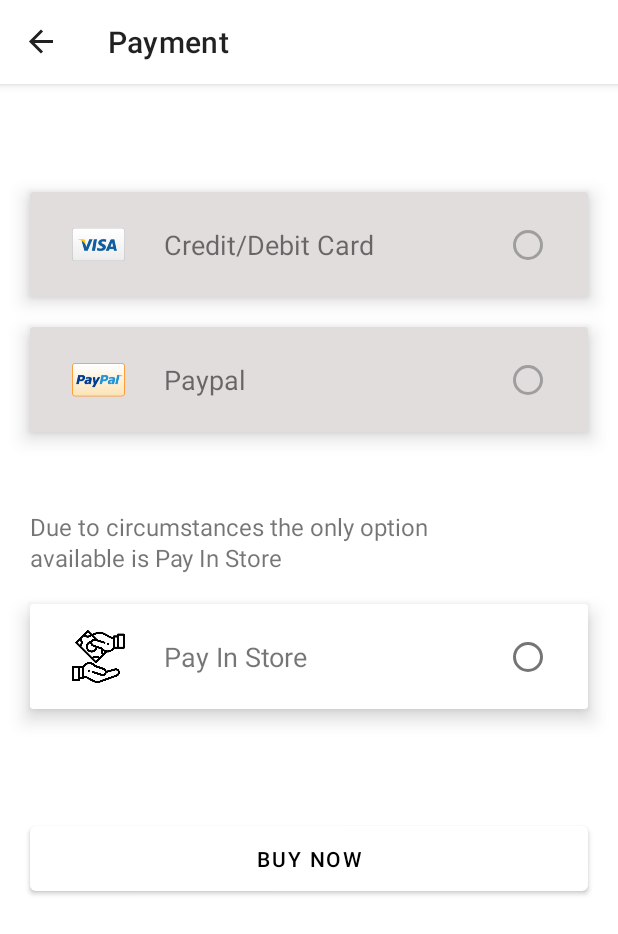
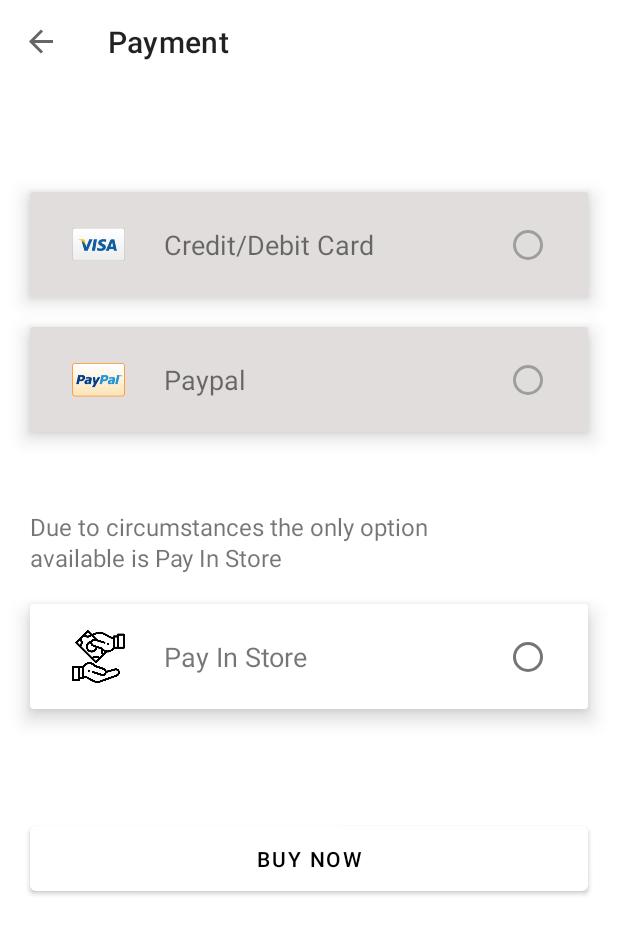
Before and after one commit to ismai117/Letmark-Store, an Android app: the PaymentFragment screen opened through its navigation route, on a phone screen of 412 x 824 dp. Shown: the top 934 px of the screen. Run offline under Robolectric (Android 15) with nearby library versions, the phone set to English and light mode, and no system bars; our stand-ins replace Dagger/Hilt's generated code, Room's generated code, navigation-ui; pictures from the network do not load.

Commit message:
first commit

```diff
--- a/app/build.gradle
+++ b/app/build.gradle
@@ -61,6 +61,7 @@ dependencies {
     implementation 'com.github.bumptech.glide:glide:4.12.0'
     implementation 'androidx.legacy:legacy-support-v4:1.0.0'
     implementation 'androidx.test.espresso:espresso-contrib:3.4.0'
+    implementation 'androidx.lifecycle:lifecycle-service:2.4.0'
     annotationProcessor 'com.github.bumptech.glide:compiler:4.12.0'
 
     // Retrofit / OkHttp
@@ -98,6 +99,8 @@ dependencies {
     testImplementation "org.jetbrains.kotlinx:kotlinx-coroutines-test:1.3.4"
     testImplementation "org.robolectric:robolectric:4.5.1"
 
+    implementation 'androidx.core:core-splashscreen:1.0.0-alpha02'
+
     androidTestImplementation "androidx.test.ext:junit-ktx:1.1.3"
     androidTestImplementation "androidx.test.espresso:espresso-core:3.4.0"
     androidTestImplementation "com.google.truth:truth:1.1.2"
--- a/app/src/main/java/com/im/letmark/ui/MainActivity.kt
+++ b/app/src/main/java/com/im/letmark/ui/MainActivity.kt
@@ -2,33 +2,34 @@ package com.im.letmark.ui
 
 import androidx.appcompat.app.AppCompatActivity
 import android.os.Bundle
+import androidx.activity.OnBackPressedCallback
+import androidx.core.splashscreen.SplashScreen.Companion.installSplashScreen
 import androidx.fragment.app.FragmentManager
 import androidx.navigation.NavController
 import androidx.navigation.Navigation
 import androidx.navigation.fragment.NavHostFragment
+import androidx.navigation.ui.NavigationUI
 import androidx.navigation.ui.setupActionBarWithNavController
 import com.im.letmark.R
 import dagger.hilt.android.AndroidEntryPoint
+import kotlinx.android.synthetic.main.activity_main.*
 
 @AndroidEntryPoint
 class MainActivity : AppCompatActivity() {
 
 
-    private lateinit var navController: NavController
-
     override fun onCreate(savedInstanceState: Bundle?) {
         super.onCreate(savedInstanceState)
         setContentView(R.layout.activity_main)
 
-        val NavHostFragment = supportFragmentManager.findFragmentById(R.id.nav_host_fragment) as NavHostFragment
-        navController = NavHostFragment.navController
-        setupActionBarWithNavController(navController)
+
+        setSupportActionBar(toolbar)
+
+        val navHostFragment = supportFragmentManager.findFragmentById(R.id.nav_host_fragment) as NavHostFragment
+        val navController = navHostFragment.navController
+        NavigationUI.setupWithNavController(toolbar, navController)
 
     }
 
 
-    override fun onSupportNavigateUp(): Boolean {
-        return navController.navigateUp() || super.onSupportNavigateUp()
-    }
-
 }
--- a/app/src/main/java/com/im/letmark/ui/items/ItemsFragment.kt
+++ b/app/src/main/java/com/im/letmark/ui/items/ItemsFragment.kt
@@ -4,6 +4,7 @@ import android.os.Bundle
 import android.util.Log
 import android.view.*
 import android.widget.*
+import androidx.activity.OnBackPressedCallback
 import androidx.appcompat.widget.SearchView
 import androidx.fragment.app.Fragment
 import androidx.core.view.isVisible
@@ -297,6 +298,19 @@ class ItemsFragment : Fragment(), AdapterView.OnItemSelectedListener {
         TODO("Not yet implemented")
     }
 
+    override fun onResume() {
+        super.onResume()
+
+        activity?.onBackPressedDispatcher?.addCallback(this, object : OnBackPressedCallback(true) {
+            override fun handleOnBackPressed() {
+
+                isEnabled = true
+
+            }
+        })
+
+    }
+
     override fun onDestroy() {
         super.onDestroy()
         itemsBinding = null
--- a/app/src/main/java/com/im/letmark/ui/payment/PaymentFragment.kt
+++ b/app/src/main/java/com/im/letmark/ui/payment/PaymentFragment.kt
@@ -21,6 +21,9 @@ import com.im.letmark.R
 import com.im.letmark.databinding.FragmentPaymentBinding
 import com.im.letmark.domain.model.Order
 import com.im.letmark.domain.model.Product
+import com.im.letmark.util.Constants.CHANNEL_ID
+import com.im.letmark.util.Constants.CHANNEL_NAME
+import com.im.letmark.util.Constants.NOTIFICATION_ID
 import dagger.hilt.android.AndroidEntryPoint
 import java.util.*
 
@@ -31,10 +34,6 @@ class PaymentFragment : Fragment() {
     private val binding get() = paymentBinding!!
     private val paymentModel: PaymentViewModel by viewModels()
     private var checked = false
-
-    private val CHANNEL_ID = "201"
-    private val CHANNEL_NAME = "LETMARK_NAME"
-    private val NOTIFICATION_ID = 1
 
     private var firstnameValue: String? = null
     private var lastnameValue: String? = null
@@ -55,11 +54,11 @@ class PaymentFragment : Fragment() {
 
     override fun onCreate(savedInstanceState: Bundle?) {
         super.onCreate(savedInstanceState)
+        createNotificationChannel()
         customerDetails =
             requireActivity().getSharedPreferences("shipping_address", Context.MODE_PRIVATE)
         customerOrders =
             requireActivity().getSharedPreferences("customer_orders", Context.MODE_PRIVATE)
-        setUpNotification()
 
         customerDetails?.let {
 
@@ -144,16 +143,15 @@ class PaymentFragment : Fragment() {
 
     private fun successAction() {
 
-        val notification =
-            NotificationCompat.Builder(requireContext(), CHANNEL_ID).apply {
 
-                setContentTitle("Letmark Order Successfully Placed")
+        val notification = NotificationCompat.Builder(requireContext(), CHANNEL_ID)
+            .setContentTitle("Letmark")
+            .setContentText("Letmark order placed successfully")
+            .setSmallIcon(R.drawable.ic_launcher_background)
+            .setAutoCancel(false)
+            .setPriority(NotificationCompat.PRIORITY_HIGH)
+            .build()
 
-                setSmallIcon(R.drawable.success)
-
-                setAutoCancel(true)
-
-            }.build()
 
         val notificationManager = NotificationManagerCompat.from(requireContext())
 
@@ -162,6 +160,27 @@ class PaymentFragment : Fragment() {
         paymentModel.deleteAll()
 
         findNavController().navigate(R.id.action_paymentFragment_to_paymentSuccess_Fragment)
+
+    }
+
+    private fun createNotificationChannel() {
+
+        if (Build.VERSION.SDK_INT >= Build.VERSION_CODES.O) {
+
+            val channel = NotificationChannel(
+                CHANNEL_ID,
+                CHANNEL_NAME,
+                NotificationManager.IMPORTANCE_DEFAULT
+            ).apply {
+                lightColor = Color.GREEN
+                enableLights(true)
+            }
+
+            val notificationManager = requireActivity().getSystemService(Context.NOTIFICATION_SERVICE) as NotificationManager
+
+            notificationManager.createNotificationChannel(channel)
+
+        }
 
     }
 
@@ -187,31 +206,6 @@ class PaymentFragment : Fragment() {
     }
 
 
-    private fun setUpNotification() {
-
-        if (Build.VERSION.SDK_INT >= Build.VERSION_CODES.O) {
-
-            val channel = NotificationChannel(
-                CHANNEL_ID,
-                CHANNEL_NAME,
-                NotificationManager.IMPORTANCE_DEFAULT
-            ).apply {
-
-                lightColor = Color.GREEN
-                enableLights(true)
-
-            }
-
-            val notificationManager =
-                requireActivity().getSystemService(Context.NOTIFICATION_SERVICE) as NotificationManager
-
-            notificationManager.createNotificationChannel(channel)
-
-
-        }
-
-    }
-
     override fun onDestroy() {
         super.onDestroy()
         paymentBinding = null
--- a/app/src/main/res/layout/activity_main.xml
+++ b/app/src/main/res/layout/activity_main.xml
@@ -7,16 +7,24 @@
     android:layout_height="match_parent"
     tools:context=".ui.MainActivity">
 
+    <androidx.appcompat.widget.Toolbar
+        android:id="@+id/toolbar"
+        android:layout_width="match_parent"
+        android:layout_height="?attr/actionBarSize"
+        app:layout_constraintEnd_toEndOf="parent"
+        app:layout_constraintStart_toStartOf="parent"
+        app:layout_constraintTop_toTopOf="parent" />
+
     <androidx.fragment.app.FragmentContainerView
         android:id="@+id/nav_host_fragment"
         android:name="androidx.navigation.fragment.NavHostFragment"
         android:layout_width="match_parent"
-        android:layout_height="match_parent"
+        android:layout_height="0dp"
         app:defaultNavHost="true"
         app:layout_constraintBottom_toBottomOf="parent"
         app:layout_constraintLeft_toLeftOf="parent"
         app:layout_constraintRight_toRightOf="parent"
-        app:layout_constraintTop_toTopOf="parent"
+        app:layout_constraintTop_toBottomOf="@+id/toolbar"
         app:navGraph="@navigation/main_nav" />
 
 </androidx.constraintlayout.widget.ConstraintLayout>
--- a/app/src/main/res/menu/cart_toolbar_menu.xml
+++ b/app/src/main/res/menu/cart_toolbar_menu.xml
@@ -4,7 +4,7 @@
     xmlns:tools="http://schemas.android.com/tools">
 
     <item
-        android:id="@+id/delete_cartItem"
+        android:id="@+id/delete_cartItems"
         android:icon="@drawable/bin"
         android:title=""
         app:showAsAction="ifRoom"
--- a/app/src/main/res/navigation/main_nav.xml
+++ b/app/src/main/res/navigation/main_nav.xml
@@ -91,7 +91,7 @@
     <fragment
         android:id="@+id/paymentSuccess_Fragment"
         android:name="com.im.letmark.ui.paymentSuccess.PaymentSuccess_Fragment"
-        android:label="fragment_payment_success_"
+        android:label=""
         tools:layout="@layout/fragment_payment_success_" >
         <action
             android:id="@+id/action_paymentSuccess_Fragment_to_itemsFragment"
--- a/app/src/main/res/values/themes.xml
+++ b/app/src/main/res/values/themes.xml
@@ -1,6 +1,6 @@
 <resources xmlns:tools="http://schemas.android.com/tools">
     <!-- Base application theme. -->
-    <style name="Theme.Letmark" parent="Theme.MaterialComponents.Light">
+    <style name="Theme.Letmark" parent="Theme.MaterialComponents.Light.NoActionBar">
         <!-- Primary brand color. -->
         <item name="colorPrimary">@color/white</item>
         <item name="colorPrimaryVariant">@color/purple_700</item>
```
Also changed, not shown: app/src/main/AndroidManifest.xml (+6 -3 lines), app/src/main/java/com/im/letmark/ui/SplashScreen.kt (added, +23 -0 lines), app/src/main/java/com/im/letmark/ui/cart/CartFragment.kt (+21 -4 lines), app/src/main/java/com/im/letmark/ui/paymentSuccess/PaymentSuccess_Fragment.kt (+16 -2 lines), app/src/main/java/com/im/letmark/util/Constants.kt (added, +13 -0 lines), app/src/main/res/layout/activity_splash_screen.xml (added, +19 -0 lines), app/src/main/res/layout/fragment_cart.xml (+0 -10 lines), app/src/main/res/layout/splash_screen.xml (added, +22 -0 lines), app/src/main/res/drawable/letmark.png (added).
